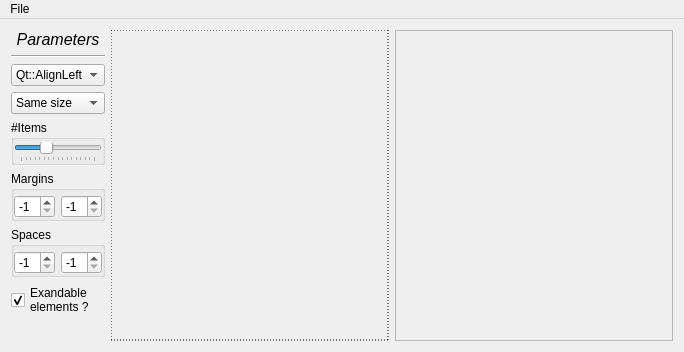
Qt form mainwindow.ui (VaysseB/SmartVerticalFlowLayout) before a commit.
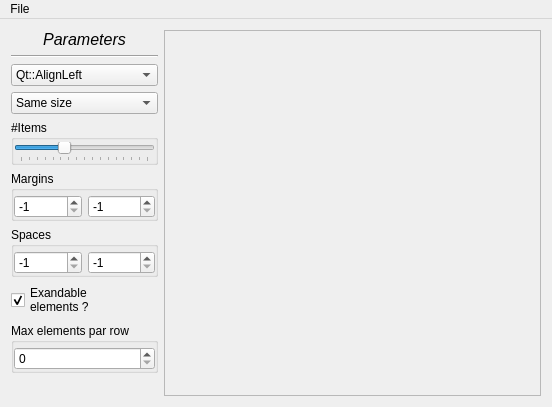
The same form after that commit. Icons and pictures are not drawn.

Commit message: UI: removed fixed content panel - added max elements par row options

Patch:
```diff
--- a/mainwindow.ui
+++ b/mainwindow.ui
@@ -6,15 +6,15 @@
    <rect>
     <x>0</x>
     <y>0</y>
-    <width>684</width>
-    <height>352</height>
+    <width>552</width>
+    <height>407</height>
    </rect>
   </property>
   <property name="windowTitle">
    <string>SmartVerticalFlowLayout demo</string>
   </property>
   <widget class="QWidget" name="centralWidget">
-   <layout class="QHBoxLayout" name="horizontalLayout" stretch="0,1,1">
+   <layout class="QHBoxLayout" name="horizontalLayout" stretch="0,1">
     <item>
      <layout class="QVBoxLayout" name="verticalLayout">
       <item>
@@ -260,6 +260,37 @@
         </property>
        </widget>
       </item>
+      <item>
+       <widget class="QGroupBox" name="groupBox_3">
+        <property name="title">
+         <string>Max elements par row</string>
+        </property>
+        <layout class="QHBoxLayout" name="horizontalLayout_5">
+         <property name="leftMargin">
+          <number>0</number>
+         </property>
+         <property name="topMargin">
+          <number>4</number>
+         </property>
+         <property name="rightMargin">
+          <number>0</number>
+         </property>
+         <property name="bottomMargin">
+          <number>0</number>
+         </property>
+         <item>
+          <widget class="QSpinBox" name="spinBoxMaxElements">
+           <property name="focusPolicy">
+            <enum>Qt::ClickFocus</enum>
+           </property>
+           <property name="value">
+            <number>0</number>
+           </property>
+          </widget>
+         </item>
+        </layout>
+       </widget>
+      </item>
       <item>
        <spacer name="verticalSpacer">
         <property name="orientation">
@@ -275,18 +306,6 @@
       </item>
      </layout>
     </item>
-    <item>
-     <widget class="QWidget" name="fixedContent" native="true">
-      <property name="focusPolicy">
-       <enum>Qt::ClickFocus</enum>
-      </property>
-      <property name="styleSheet">
-       <string notr="true">QWidget#fixedContent {
-  border: 1px dashed black;
-}</string>
-      </property>
-     </widget>
-    </item>
     <item>
      <widget class="QScrollArea" name="scrollArea">
       <property name="focusPolicy">
@@ -303,8 +322,8 @@
         <rect>
          <x>0</x>
          <y>0</y>
-         <width>271</width>
-         <height>305</height>
+         <width>370</width>
+         <height>360</height>
         </rect>
        </property>
        <property name="focusPolicy">
@@ -320,7 +339,7 @@
     <rect>
      <x>0</x>
      <y>0</y>
-     <width>684</width>
+     <width>552</width>
      <height>27</height>
     </rect>
    </property>
```
Left out of the diff: 2 changed lines with no effect on the pictures. The commit also changes 2 other files.
